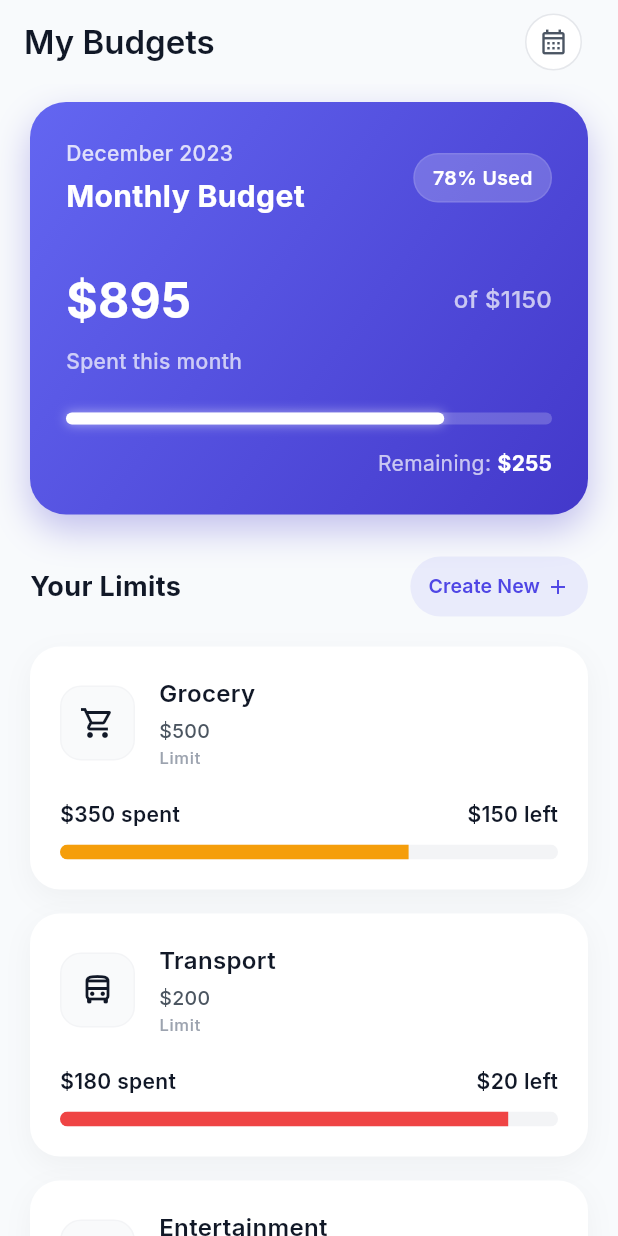
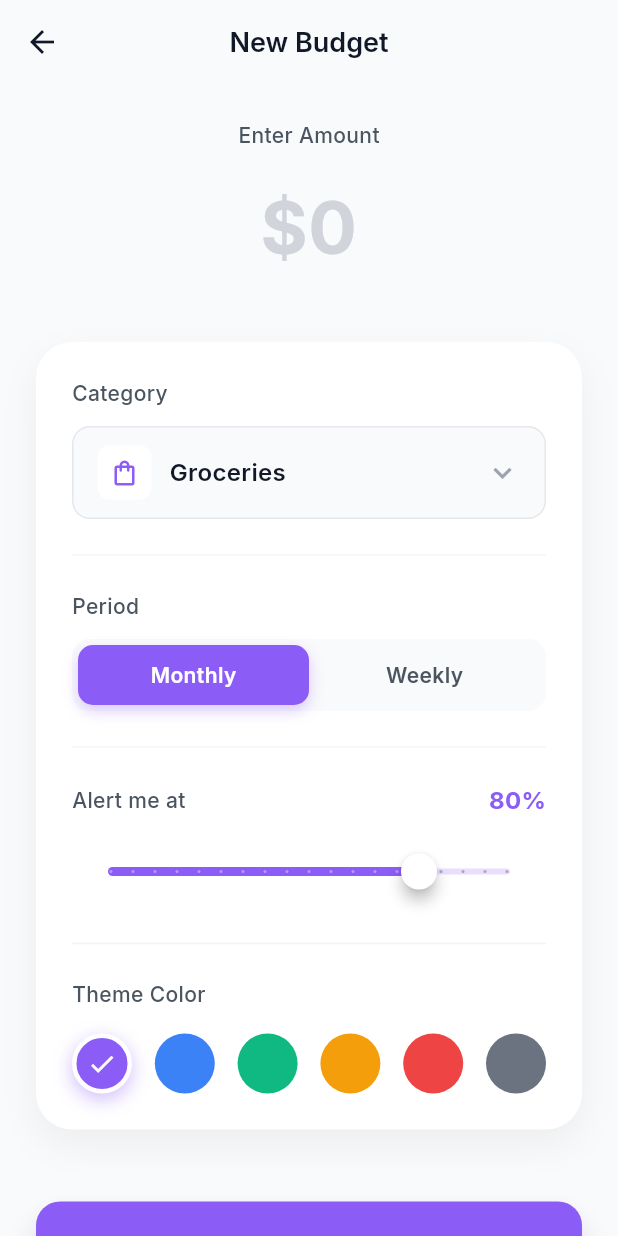
Before and after one commit to Mohsi99/obsidian_magnetar, a Flutter app: the BudgetScreen screen opened directly, after a tap on "Create New", on a phone screen of 412 x 824 dp. Run offline on Flutter 3.47's test engine with Material 3 defaults, Android fonts, the phone set to English and light mode, and no system bars; our stand-ins replace firebase_auth, google_fonts; missing offline and left inert: dart:ffi; accounts and stored records are empty.

Commit message:
ui done of AddBudgetScreen

```diff
--- /dev/null
+++ b/lib/presentation/screens/budget/add_budget_screen.dart
@@ -0,0 +1,371 @@
+import 'package:flutter/material.dart';
+import 'package:google_fonts/google_fonts.dart';
+
+import '../../../core/constants/app_colors.dart';
+
+class AddBudgetScreen extends StatefulWidget {
+  const AddBudgetScreen({super.key});
+
+  @override
+  State<AddBudgetScreen> createState() => _AddBudgetScreenState();
+}
+
+class _AddBudgetScreenState extends State<AddBudgetScreen> {
+  final TextEditingController _amountController = TextEditingController();
+  final List<Color> _themeColors = [
+    const Color(0xFF8B5CF6), // Violet
+    const Color(0xFF3B82F6), // Blue
+    const Color(0xFF10B981), // Green
+    const Color(0xFFF59E0B), // Amber
+    const Color(0xFFEF4444), // Red
+    const Color(0xFF6B7280), // Gray
+  ];
+  Color _selectedColor = const Color(0xFF8B5CF6);
+  String _selectedPeriod = 'Monthly';
+  double _alertPercentage = 80.0;
+  String _selectedCategory = 'Groceries'; // Mock
+
+  @override
+  Widget build(BuildContext context) {
+    return Scaffold(
+      backgroundColor: const Color(0xFFF9FAFB),
+      appBar: AppBar(
+        backgroundColor: const Color(0xFFF9FAFB),
+        elevation: 0,
+        leading: IconButton(
+          icon: const Icon(Icons.arrow_back, color: AppColors.gray900),
+          onPressed: () => Navigator.of(context).pop(),
+        ),
+        title: Text(
+          'New Budget',
+          style: GoogleFonts.inter(
+            color: AppColors.gray900,
+            fontWeight: FontWeight.w600,
+            fontSize: 18,
+          ),
+        ),
+        centerTitle: true,
+      ),
+      body: SafeArea(
+          child: SingleChildScrollView(
+        padding: const EdgeInsets.all(24.0),
+        child: Column(
+          crossAxisAlignment: CrossAxisAlignment.stretch,
+          children: [
+            _buildAmountInput(),
+            const SizedBox(height: 32),
+            _buildFormCard(),
+            const SizedBox(height: 48),
+            _buildSaveButton(),
+          ],
+        ),
+      )),
+    );
+  }
+
+  Widget _buildAmountInput() {
+    return Column(
+      children: [
+        Text(
+          "Enter Amount",
+          style: GoogleFonts.inter(
+            fontSize: 14,
+            fontWeight: FontWeight.w500,
+            color: AppColors.gray500,
+          ),
+        ),
+        SizedBox(
+          height: 8,
+        ),
+        TextField(
+          controller: _amountController,
+          keyboardType: const TextInputType.numberWithOptions(decimal: true),
+          textAlign: TextAlign.center,
+          style: GoogleFonts.inter(
+            fontSize: 48,
+            fontWeight: FontWeight.w700,
+            color: _selectedColor,
+          ),
+          decoration: InputDecoration(
+            border: InputBorder.none,
+            focusedBorder: InputBorder.none,
+            enabledBorder: InputBorder.none,
+            hintText: '\$0',
+            hintStyle: GoogleFonts.inter(
+              fontSize: 48,
+              fontWeight: FontWeight.w700,
+              color: AppColors.gray300,
+            ),
+          ),
+        ),
+      ],
+    );
+  }
+
+  Widget _buildCategorySelector() {
+    return Column(
+      crossAxisAlignment: CrossAxisAlignment.start,
+      children: [
+        Text(
+          'Category',
+          style: GoogleFonts.inter(
+              fontSize: 14,
+              color: AppColors.gray500,
+              fontWeight: FontWeight.w500),
+        ),
+        const SizedBox(height: 12),
+        InkWell(
+          onTap: () {},
+          borderRadius: BorderRadius.circular(12),
+          child: Container(
+            padding: const EdgeInsets.symmetric(horizontal: 16, vertical: 12),
+            decoration: BoxDecoration(
+              color: AppColors.gray50,
+              borderRadius: BorderRadius.circular(12),
+              border: Border.all(color: AppColors.gray200),
+            ),
+            child: Row(
+              children: [
+                Container(
+                  padding: const EdgeInsets.all(8),
+                  decoration: BoxDecoration(
+                    color: Colors.white,
+                    borderRadius: BorderRadius.circular(8),
+                  ),
+                  child: Icon(
+                    Icons.shopping_bag_outlined,
+                    color: _selectedColor,
+                    size: 20,
+                  ),
+                ),
+                SizedBox(
+                  width: 12,
+                ),
+                Expanded(
+                  child: Text(
+                    _selectedCategory,
+                    style: GoogleFonts.inter(
+                      fontSize: 16,
+                      fontWeight: FontWeight.w600,
+                      color: AppColors.gray900,
+                    ),
+                  ),
+                ),
+                const Icon(Icons.keyboard_arrow_down, color: AppColors.gray400),
+              ],
+            ),
+          ),
+        ),
+      ],
+    );
+  }
+
+  Widget _buildPeriodSelector() {
+    return Column(
+      crossAxisAlignment: CrossAxisAlignment.start,
+      children: [
+        Text(
+          'Period',
+          style: GoogleFonts.inter(
+              fontSize: 14,
+              color: AppColors.gray500,
+              fontWeight: FontWeight.w500),
+        ),
+        const SizedBox(height: 12),
+        Container(
+          padding: const EdgeInsets.all(4),
+          decoration: BoxDecoration(
+            color: AppColors.gray50,
+            borderRadius: BorderRadius.circular(12),
+          ),
+          child: Row(
+            children: [
+              _buildPeriodTab('Monthly'),
+              _buildPeriodTab('Weekly'),
+            ],
+          ),
+        ),
+      ],
+    );
+  }
+
+  Widget _buildFormCard() {
+    return Container(
+      padding: const EdgeInsets.all(24),
+      decoration: BoxDecoration(
+        color: Colors.white,
+        borderRadius: BorderRadius.circular(24),
+        boxShadow: [
+          BoxShadow(
+            color: Colors.black.withValues(alpha: 0.05),
+            blurRadius: 20,
+            offset: const Offset(0, 10),
+          ),
+        ],
+      ),
+      child: Column(
+        crossAxisAlignment: CrossAxisAlignment.start,
+        children: [
+          _buildCategorySelector(),
+          const Divider(height: 48, color: AppColors.gray100),
+          _buildPeriodSelector(),
+          const Divider(height: 48, color: AppColors.gray100),
+          _buildAlertSlider(),
+          const Divider(height: 48, color: AppColors.gray100),
+          _buildColorPicker(),
+        ],
+      ),
+    );
+  }
+
+  Widget _buildPeriodTab(String text) {
+    final isSelected = _selectedPeriod == text;
+    return Expanded(
+        child: GestureDetector(
+      onTap: () => setState(() => _selectedPeriod = text),
+      child: AnimatedContainer(
+        duration: Duration(milliseconds: 200),
+        padding: const EdgeInsets.symmetric(vertical: 10),
+        decoration: BoxDecoration(
+          color: isSelected ? _selectedColor : Colors.transparent,
+          borderRadius: BorderRadius.circular(10),
+          boxShadow: isSelected
+              ? [
+                  BoxShadow(
+                    color: _selectedColor.withValues(alpha: 0.3),
+                    blurRadius: 8,
+                    offset: const Offset(0, 4),
+                  )
+                ]
+              : [],
+        ),
+        alignment: Alignment.center,
+        child: Text(
+          text,
+          style: GoogleFonts.inter(
+            fontSize: 14,
+            fontWeight: FontWeight.w600,
+            color: isSelected ? Colors.white : AppColors.gray500,
+          ),
+        ),
+      ),
+    ));
+  }
+
+  Widget _buildAlertSlider() {
+    return Column(
+      crossAxisAlignment: CrossAxisAlignment.start,
+      children: [
+        Row(
+          mainAxisAlignment: MainAxisAlignment.spaceBetween,
+          children: [
+            Text(
+              'Alert me at',
+              style: GoogleFonts.inter(
+                  fontSize: 14,
+                  color: AppColors.gray500,
+                  fontWeight: FontWeight.w500),
+            ),
+            Text(
+              '${_alertPercentage.round()}%',
+              style: GoogleFonts.inter(
+                fontSize: 16,
+                fontWeight: FontWeight.w700,
+                color: _selectedColor,
+              ),
+            ),
+          ],
+        ),
+        const SizedBox(height: 12),
+        SliderTheme(
+          data: SliderTheme.of(context).copyWith(
+            activeTrackColor: _selectedColor,
+            inactiveTrackColor: _selectedColor.withValues(alpha: 0.2),
+            thumbColor: Colors.white,
+            thumbShape: const RoundSliderThumbShape(
+                enabledThumbRadius: 12, elevation: 4),
+            overlayColor: _selectedColor.withValues(alpha: 0.1),
+          ),
+          child: Slider(
+            value: _alertPercentage,
+            min: 10,
+            max: 100,
+            divisions: 18,
+            onChanged: (value) => setState(() => _alertPercentage = value),
+          ),
+        ),
+      ],
+    );
+  }
+
+  Widget _buildColorPicker() {
+    return Column(
+      crossAxisAlignment: CrossAxisAlignment.start,
+      children: [
+        Text(
+          'Theme Color',
+          style: GoogleFonts.inter(
+              fontSize: 14,
+              color: AppColors.gray500,
+              fontWeight: FontWeight.w500),
+        ),
+        const SizedBox(height: 16),
+        Row(
+          mainAxisAlignment: MainAxisAlignment.spaceBetween,
+          children: _themeColors.map((color) {
+            final isSelected = _selectedColor == color;
+            return GestureDetector(
+              onTap: () => setState(() => _selectedColor = color),
+              child: AnimatedContainer(
+                duration: const Duration(milliseconds: 200),
+                width: 40,
+                height: 40,
+                decoration: BoxDecoration(
+                  color: color,
+                  shape: BoxShape.circle,
+                  border: isSelected
+                      ? Border.all(color: Colors.white, width: 3)
+                      : null,
+                  boxShadow: isSelected
+                      ? [
+                          BoxShadow(
+                            color: color.withValues(alpha: 0.4),
+                            blurRadius: 10,
+                            offset: const Offset(0, 4),
+                          )
+                        ]
+                      : [],
+                ),
+                child: isSelected
+                    ? const Icon(Icons.check, color: Colors.white, size: 20)
+                    : null,
+              ),
+            );
+          }).toList(),
+        ),
+      ],
+    );
+  }
+
+  Widget _buildSaveButton() {
+    return ElevatedButton(
+      onPressed: () => Navigator.of(context).pop(),
+      style: ElevatedButton.styleFrom(
+        backgroundColor: _selectedColor,
+        foregroundColor: Colors.white,
+        padding: const EdgeInsets.symmetric(vertical: 18),
+        shape: RoundedRectangleBorder(borderRadius: BorderRadius.circular(16)),
+        elevation: 8,
+        shadowColor: _selectedColor.withValues(alpha: 0.4),
+      ),
+      child: Text(
+        'Save Budget',
+        style: GoogleFonts.inter(
+          fontSize: 16,
+          fontWeight: FontWeight.w700,
+          letterSpacing: 0.5,
+        ),
+      ),
+    );
+  }
+}
--- a/lib/presentation/screens/budget/budget_screen.dart
+++ b/lib/presentation/screens/budget/budget_screen.dart
@@ -1,5 +1,6 @@
 import 'package:flutter/material.dart';
 import 'package:google_fonts/google_fonts.dart';
+import 'package:obsidian_magnetar/presentation/screens/budget/add_budget_screen.dart';
 import 'package:obsidian_magnetar/presentation/screens/budget/widget/budget_list_item.dart';
 import 'package:provider/provider.dart';
 
@@ -121,7 +122,13 @@ class BudgetScreen extends StatelessWidget {
                         ),
                       ),
                       TextButton(
-                        onPressed: () {},
+                        onPressed: () {
+                          Navigator.push(
+                              context,
+                              MaterialPageRoute(
+                                builder: (context) => AddBudgetScreen(),
+                              ));
+                        },
                         style: TextButton.styleFrom(
                           padding: const EdgeInsets.symmetric(
                               horizontal: 12, vertical: 8),
```
